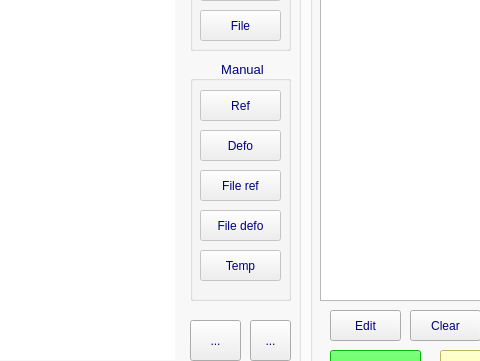
The window that defo/defo.ui (DESY-FH-ELab/cmstkmodlab) describes before a commit, drawn with Qt 5; both pictures show x 412 to 892 and y 446 to 807 of the 1120 by 900 pixel window.
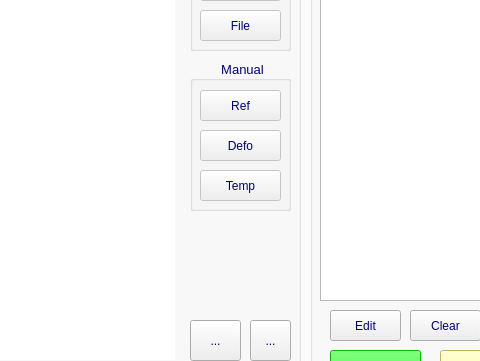
The same window after the commit. Icons and pictures are not drawn. Custom widgets are drawn as their Qt base class.

Commit message: * smaller initial z scale in 3d plot * reset point squares in imagelabel when (re-)starting schedule * remove debug output in DefoRecoSurface.cc * removed FILE_REF + FILE_DEFO buttons * added functionality for manual ref + connected button; DefoMainWindow::handleAction needs reorganization

Diff of the .ui file:
```diff
--- a/defo/defo.ui
+++ b/defo/defo.ui
@@ -374,7 +374,7 @@
          <x>560</x>
          <y>450</y>
          <width>101</width>
-         <height>241</height>
+         <height>151</height>
         </rect>
        </property>
        <property name="font" >
@@ -438,50 +438,6 @@
          <bool>false</bool>
         </property>
        </widget>
-       <widget class="QPushButton" name="manualFILEREFButton_" >
-        <property name="enabled" >
-         <bool>false</bool>
-        </property>
-        <property name="geometry" >
-         <rect>
-          <x>10</x>
-          <y>110</y>
-          <width>81</width>
-          <height>31</height>
-         </rect>
-        </property>
-        <property name="styleSheet" >
-         <string notr="true" />
-        </property>
-        <property name="text" >
-         <string>File ref</string>
-        </property>
-        <property name="flat" >
-         <bool>false</bool>
-        </property>
-       </widget>
-       <widget class="QPushButton" name="manualFILEDEFOButton_" >
-        <property name="enabled" >
-         <bool>false</bool>
-        </property>
-        <property name="geometry" >
-         <rect>
-          <x>10</x>
-          <y>150</y>
-          <width>81</width>
-          <height>31</height>
-         </rect>
-        </property>
-        <property name="styleSheet" >
-         <string notr="true" />
-        </property>
-        <property name="text" >
-         <string>File defo</string>
-        </property>
-        <property name="flat" >
-         <bool>false</bool>
-        </property>
-       </widget>
        <widget class="QPushButton" name="manualTEMPButton_" >
         <property name="enabled" >
          <bool>false</bool>
@@ -489,7 +445,7 @@
         <property name="geometry" >
          <rect>
           <x>10</x>
-          <y>190</y>
+          <y>110</y>
           <width>81</width>
           <height>31</height>
          </rect>
```
The commit also changes 8 other files.
